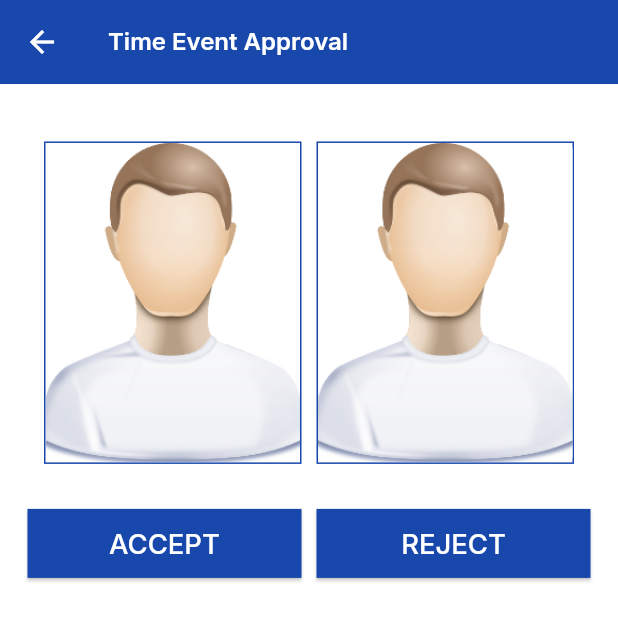
After one commit to CrisprsysDeveloper/ALPHASAMAY-APP, a Flutter app: the TimeEventApproval screen opened by its route, on a phone screen of 412 x 824 dp. The commit adds this screen. Shown: the top 621 px of the screen. Run offline on Flutter 3.47's test engine with Material 3 defaults, Android fonts, the phone set to English and light mode, and no system bars; drawn by our look-alikes of flutter_styled_toast, loader_overlay; our stand-ins replace cached_network_image, connectivity_plus, dio, flutter_image_compress, flutter_screenutil, flutter_spinkit and 9 more; accounts and stored records are empty; network calls fail.

Commit message:
-approval

```diff
--- /dev/null
+++ b/lib/bindings/time_event_approval_binding.dart
@@ -0,0 +1,12 @@
+import 'package:crysprsys/controllers/dashboard/check_in_out_approve_controller.dart';
+import 'package:crysprsys/controllers/dashboard/check_in_out_controller.dart';
+import 'package:crysprsys/controllers/dashboard/time_event_approval_controller.dart';
+import 'package:get/get.dart';
+
+
+class TimeEventApprovalBinding implements Bindings {
+  @override
+  void dependencies() {
+    Get.lazyPut<TimeEventApprovalController>(() => TimeEventApprovalController(authRepository: Get.find()));
+  }
+}
--- /dev/null
+++ b/lib/controllers/dashboard/time_event_approval_controller.dart
@@ -0,0 +1,17 @@
+import 'package:crysprsys/helper/common.dart';
+import 'package:crysprsys/repositories/token_repository.dart';
+import 'package:get/get.dart';
+
+class TimeEventApprovalController extends GetxController {
+  final TokenRepository authRepository;
+
+  TimeEventApprovalController({required this.authRepository});
+
+
+  @override
+  void onInit() {
+    super.onInit();
+    printf('<------init--CreateTimeEventsController----->');
+  }
+
+}
--- a/lib/route/app_pages.dart
+++ b/lib/route/app_pages.dart
@@ -8,6 +8,7 @@ import 'package:crysprsys/bindings/justification_add_binding.dart';
 import 'package:crysprsys/bindings/leave_overview_binding.dart';
 import 'package:crysprsys/bindings/leave_quota_binding.dart';
 import 'package:crysprsys/bindings/login_binding.dart';
+import 'package:crysprsys/bindings/time_event_approval_binding.dart';
 import 'package:crysprsys/bindings/time_event_over_binding.dart';
 import 'package:crysprsys/controllers/dashboard/time_justification_controller.dart';
 import 'package:crysprsys/screens/authentication/authentication_screen.dart';
@@ -31,6 +32,7 @@ import '../bindings/my_account_binding.dart';
 import '../bindings/time_justification_binding.dart';
 import '../screens/dashboard/leave_overview_screen.dart';
 import '../screens/dashboard/leave_request_screen.dart';
+import '../screens/dashboard/time_event_approval.dart';
 
 part 'app_routes.dart';
 
@@ -133,6 +135,12 @@ class AppPages {
       binding: LeaveQuotaBinding(),
       transition: Transition.rightToLeftWithFade,
     ),
+    GetPage(
+      name: Routes.timeEventApprovalScreen,
+      page: () => TimeEventApproval(),
+      binding: TimeEventApprovalBinding(),
+      transition: Transition.rightToLeftWithFade,
+    ),
     // GetPage(
     //   name: Routes.otpScreen,
     //   page: () => OtpScreen(),
--- a/lib/route/app_routes.dart
+++ b/lib/route/app_routes.dart
@@ -18,6 +18,7 @@ abstract class Routes {
   static const leaveRequestScreen = '/leaveRequestScreen';
   static const leaveOverviewScreen = '/leaveOverviewScreen';
   static const leaveQuotaScreen = '/leaveQuotaScreen';
+  static const timeEventApprovalScreen = '/timeEventApprovalScreen';
 
 
 
--- /dev/null
+++ b/lib/screens/dashboard/time_event_approval.dart
@@ -0,0 +1,118 @@
+import 'package:crysprsys/common/widgets/custom_button.dart';
+import 'package:crysprsys/controllers/dashboard/time_event_approval_controller.dart';
+import 'package:crysprsys/helper/common.dart';
+import 'package:crysprsys/utils/color_constants.dart';
+import 'package:crysprsys/utils/extension_classes.dart';
+import 'package:flutter/material.dart';
+import 'package:flutter_screenutil/flutter_screenutil.dart';
+import 'package:get/get.dart';
+
+import '../../controllers/dashboard/check_in_out_controller.dart';
+
+class TimeEventApproval extends StatelessWidget {
+  TimeEventApproval({super.key});
+
+  final TimeEventApprovalController controller = Get.find<TimeEventApprovalController>();
+
+  @override
+  Widget build(BuildContext context) {
+    return Scaffold(
+      backgroundColor: Colors.white,
+      appBar: AppBar(
+        backgroundColor: ColorConstants.appColor,
+        title: Text(
+          "Time Event Approval",
+          style: interTextStyle(
+            color: Colors.white,
+            fontWeight: FontWeight.w600,
+          ),
+        ),
+        leading: InkWell(
+          onTap: () {
+            Get.back();
+          },
+          child: Icon(Icons.arrow_back, color: Colors.white),
+        ),
+      ),
+      body: Padding(
+        padding: EdgeInsets.all(16.w),
+        child: Column(
+          crossAxisAlignment: CrossAxisAlignment.center,
+          children: [
+            20.sbh,
+            Row(
+              mainAxisAlignment: MainAxisAlignment.center,
+              children: [
+                Container(
+                  width: 150.w,
+                  height: 180.h,
+                  decoration: BoxDecoration(
+                    shape: BoxShape.rectangle,
+                    border: Border.all(
+                      color: ColorConstants.appColor,
+                      width: 1,
+                    ),
+                  ),
+                  child: ClipRRect(
+                    borderRadius: BorderRadius.circular(4),
+                    child: Image.asset(
+                      'assets/icons/ic_user_profile.png', // Replace with your actual asset path
+                      fit: BoxFit.cover,
+                    ),
+                  ),
+                ),
+                10.sbw,
+                Container(
+                  width: 150.w,
+                  height: 180.h,
+                  decoration: BoxDecoration(
+                    shape: BoxShape.rectangle,
+                    border: Border.all(
+                      color: ColorConstants.appColor,
+                      width: 1,
+                    ),
+                  ),
+                  child: ClipRRect(
+                    borderRadius: BorderRadius.circular(4),
+                    child: Image.asset(
+                      'assets/icons/ic_user_profile.png', // Replace with your actual asset path
+                      fit: BoxFit.cover,
+                    ),
+                  ),
+                ),
+              ],
+            ),
+            30.sbh,
+            Row(
+              children: [
+                Expanded(
+                  child: CustomButton(
+                    horizontalMargin: 0,
+                    icon: "",
+                    text: 'Accept'.toUpperCase(),
+                    onPressed: () {
+                      // Accept logic here
+                    },
+                  ),
+                ),
+                10.sbw,
+                Expanded(
+                  child: CustomButton(
+                    horizontalMargin: 0,
+                    icon: "",
+                    text: 'Reject'.toUpperCase(),
+                    onPressed: () {
+                      // Reject logic here
+                    },
+                  ),
+                ),
+              ],
+            ),
+          ],
+        ),
+      ),
+    );
+  }
+
+
+}
```
Also changed, not shown: lib/screens/dashboard/leave_quota_screen.dart (+9 -41 lines).
